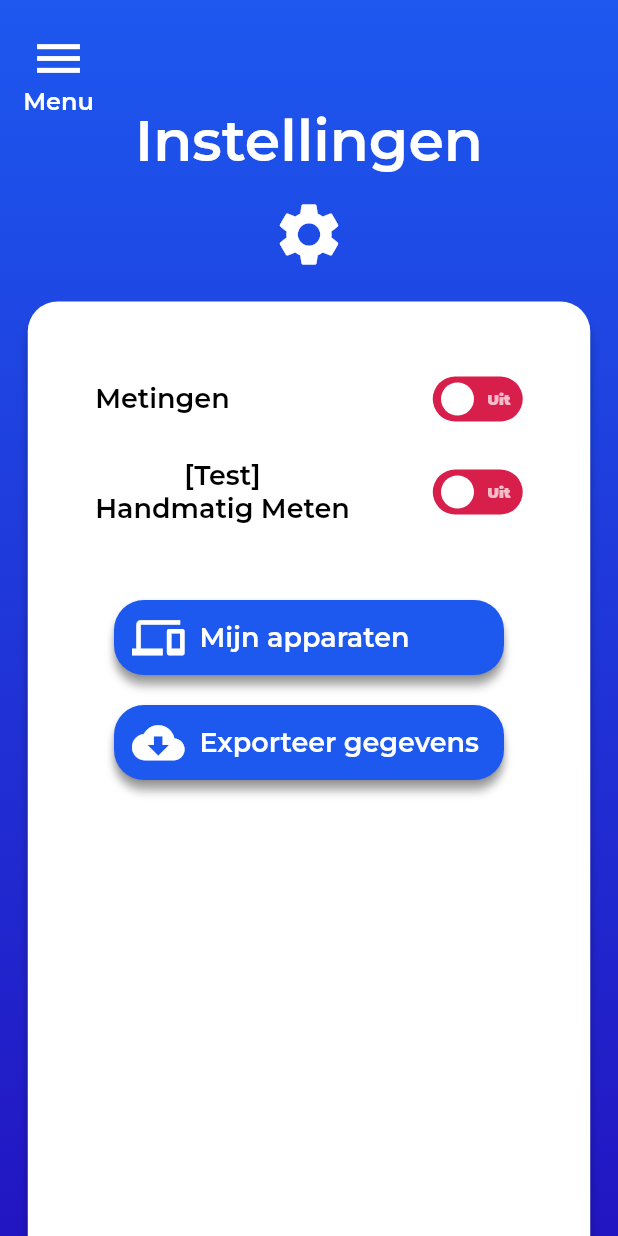
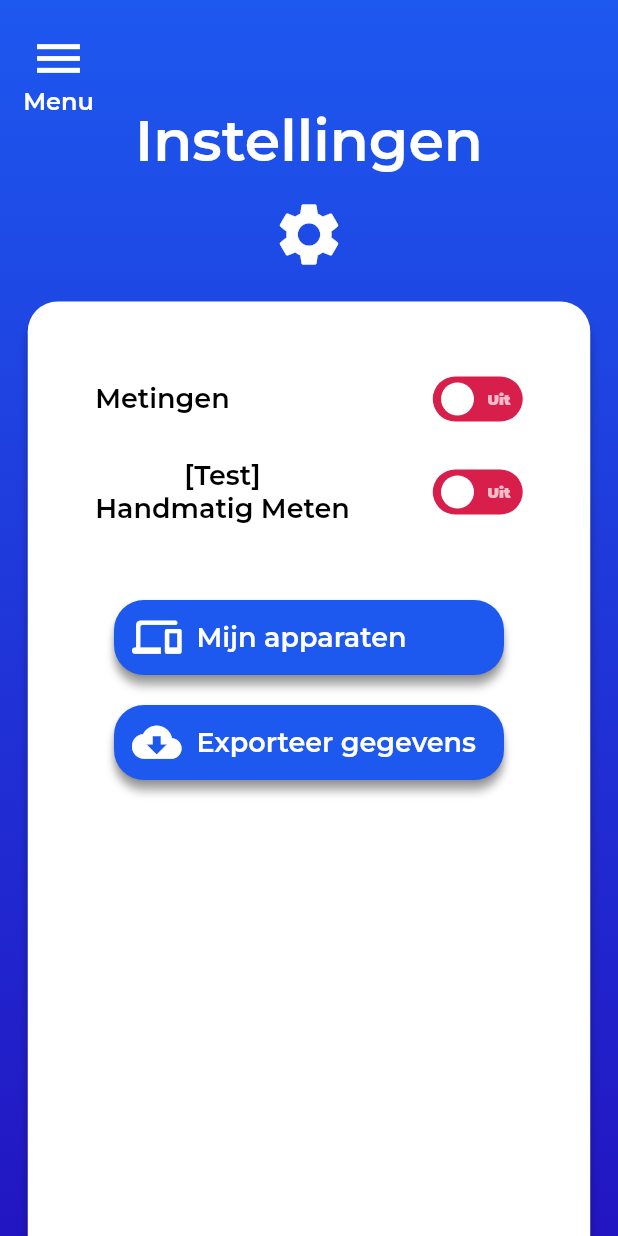
Before and after one commit to DwarfNinja/loopsnelheid-app, a Flutter app: the Settings screen opened directly, on a phone screen of 412 x 824 dp. Run offline on Flutter 3.47's test engine with Material 2 defaults, Android fonts, the phone set to English and light mode, and no system bars; drawn by our look-alikes of flutter_switch; our stand-ins replace device_info_plus, device_preview, fl_chart, flutter_dotenv, geolocator, google_fonts and 3 more; missing offline and left inert: flutter_background_service, flutter_background_service_android, pdfx; accounts and stored records are empty; network calls fail.

Commit message:
Feat: change icons of settings buttons
Reduce icon size of settings buttons

```diff
--- a/lib/views/settings/settings.dart
+++ b/lib/views/settings/settings.dart
@@ -167,7 +167,7 @@ class _SettingsState extends State<Settings> {
                               }),
                           const SizedBox(height: 50),
                           SettingsButton(
-                            iconData: Icons.devices,
+                            iconData: Icons.devices_rounded,
                             text: "Mijn apparaten",
                             onPressed: (){
                               NavigationService.executeRoute(context, "/devices");
@@ -175,7 +175,7 @@ class _SettingsState extends State<Settings> {
                           ),
                           const SizedBox(height: 20),
                           SettingsButton(
-                            iconData: Icons.cloud_download,
+                            iconData: Icons.cloud_download_rounded,
                             text: "Exporteer gegevens",
                             onPressed: (){
                               exportDataButtonOnPressed();
@@ -188,7 +188,7 @@ class _SettingsState extends State<Settings> {
                               if(snapshot.data != null && snapshot.data == true) {
                                 return
                                   SettingsButton(
-                                    iconData: Icons.download,
+                                    iconData: Icons.download_rounded,
                                     text: "Exporteer onderzoek",
                                     onPressed: (){
                                       exportAllDataButtonOnPressed();
--- a/lib/widgets/settings/settings_button.dart
+++ b/lib/widgets/settings/settings_button.dart
@@ -32,7 +32,7 @@ class SettingsButton extends StatelessWidget {
         onPressed: onPressed,
         child: Row(
           children: [
-            Icon(iconData, color: app_theme.white, size: 35),
+            Icon(iconData, color: app_theme.white, size: 33),
             const SizedBox(width: 10),
             Text(text, style: app_theme.textTheme.bodyText1!.copyWith(color: app_theme.white))
           ],
```
